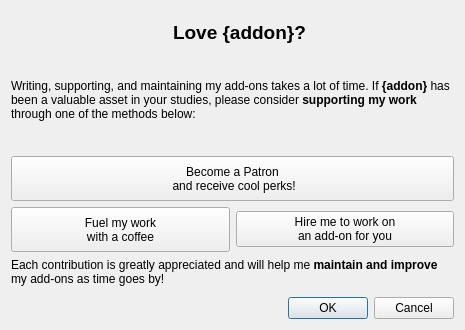
This is designer/contrib.ui in glutanimate/review-heatmap as Qt 5 draws it before an edit. The edited form follows.
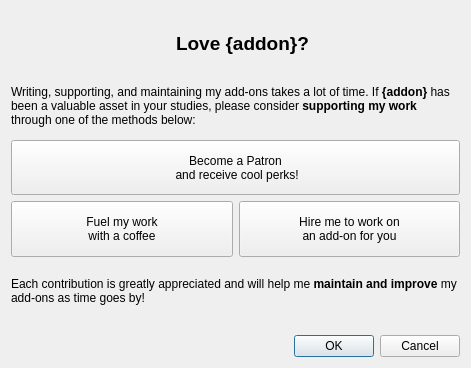
This is the edited form. Icons and pictures are not drawn.

```diff
--- a/designer/contrib.ui
+++ b/designer/contrib.ui
@@ -6,8 +6,8 @@
    <rect>
     <x>0</x>
     <y>0</y>
-    <width>465</width>
-    <height>330</height>
+    <width>471</width>
+    <height>368</height>
    </rect>
   </property>
   <property name="windowTitle">
@@ -15,13 +15,13 @@
   </property>
   <layout class="QVBoxLayout" name="verticalLayout">
    <item>
-    <layout class="QVBoxLayout" name="contribLayout" stretch="0,1,0,2,0">
+    <layout class="QVBoxLayout" name="contribLayout">
      <property name="topMargin">
-      <number>10</number>
-     </property>
-     <property name="bottomMargin">
       <number>5</number>
      </property>
+     <property name="bottomMargin">
+      <number>10</number>
+     </property>
      <item>
       <layout class="QHBoxLayout" name="horizontalLayout_3">
        <item>
@@ -83,6 +83,12 @@
      </item>
      <item>
       <widget class="QLabel" name="labHeader">
+       <property name="sizePolicy">
+        <sizepolicy hsizetype="Minimum" vsizetype="Minimum">
+         <horstretch>0</horstretch>
+         <verstretch>0</verstretch>
+        </sizepolicy>
+       </property>
        <property name="text">
         <string>&lt;html&gt;&lt;head/&gt;&lt;body&gt;&lt;p&gt;Writing, supporting, and maintaining my add-ons takes a lot of time. If &lt;span style=&quot; font-weight:600;&quot;&gt;{addon}&lt;/span&gt; has been a valuable asset in your studies, please consider &lt;span style=&quot; font-weight:600;&quot;&gt;supporting my work&lt;/span&gt; through one of the methods below:&lt;/p&gt;&lt;/body&gt;&lt;/html&gt;</string>
        </property>
@@ -94,24 +100,11 @@
      <item>
       <widget class="QPushButton" name="btnPatreon">
        <property name="sizePolicy">
-        <sizepolicy hsizetype="Minimum" vsizetype="Minimum">
+        <sizepolicy hsizetype="Expanding" vsizetype="Minimum">
          <horstretch>0</horstretch>
          <verstretch>0</verstretch>
         </sizepolicy>
        </property>
-       <property name="minimumSize">
-        <size>
-         <width>160</width>
-         <height>45</height>
-        </size>
-       </property>
-       <property name="font">
-        <font>
-         <weight>50</weight>
-         <italic>false</italic>
-         <bold>false</bold>
-        </font>
-       </property>
        <property name="toolTip">
         <string>Perks include access to Patron-only add-ons, &lt;br&gt;exclusive blog posts, mentions in the credits, and more!</string>
        </property>
@@ -125,50 +118,22 @@
        </property>
        <property name="iconSize">
         <size>
-         <width>28</width>
-         <height>28</height>
+         <width>42</width>
+         <height>42</height>
         </size>
        </property>
       </widget>
      </item>
      <item>
-      <layout class="QGridLayout" name="gridLayout_3" rowstretch="0">
-       <item row="0" column="1">
-        <widget class="QPushButton" name="btnMail">
-         <property name="toolTip">
-          <string>&lt;html&gt;Feel free to send me an email with your idea – be it a new add-on or feature in an existing add-on – and we can work things out.&lt;/html&gt;</string>
-         </property>
-         <property name="text">
-          <string>Hire me to work on
-an add-on for you</string>
-         </property>
-         <property name="icon">
-          <iconset resource="icons.qrc">
-           <normaloff>:/review_heatmap/icons/email.svg</normaloff>:/review_heatmap/icons/email.svg</iconset>
-         </property>
-        </widget>
-       </item>
-       <item row="0" column="0">
+      <layout class="QHBoxLayout" name="horizontalLayout">
+       <item>
         <widget class="QPushButton" name="btnCoffee">
          <property name="sizePolicy">
-          <sizepolicy hsizetype="Minimum" vsizetype="Minimum">
+          <sizepolicy hsizetype="Expanding" vsizetype="Minimum">
            <horstretch>0</horstretch>
            <verstretch>0</verstretch>
           </sizepolicy>
          </property>
-         <property name="minimumSize">
-          <size>
-           <width>160</width>
-           <height>45</height>
-          </size>
-         </property>
-         <property name="font">
-          <font>
-           <weight>50</weight>
-           <italic>false</italic>
-           <bold>false</bold>
-          </font>
-         </property>
          <property name="toolTip">
           <string>Each coffee helps. Thank you!</string>
          </property>
@@ -188,10 +153,43 @@
          </property>
         </widget>
        </item>
+       <item>
+        <widget class="QPushButton" name="btnMail">
+         <property name="sizePolicy">
+          <sizepolicy hsizetype="Expanding" vsizetype="Minimum">
+           <horstretch>0</horstretch>
+           <verstretch>0</verstretch>
+          </sizepolicy>
+         </property>
+         <property name="toolTip">
+          <string>&lt;html&gt;Feel free to send me an email with your idea – be it a new add-on or feature in an existing add-on – and we can work things out.&lt;/html&gt;</string>
+         </property>
+         <property name="text">
+          <string>Hire me to work on
+an add-on for you</string>
+         </property>
+         <property name="icon">
+          <iconset resource="icons.qrc">
+           <normaloff>:/review_heatmap/icons/email.svg</normaloff>:/review_heatmap/icons/email.svg</iconset>
+         </property>
+         <property name="iconSize">
+          <size>
+           <width>32</width>
+           <height>14</height>
+          </size>
+         </property>
+        </widget>
+       </item>
       </layout>
      </item>
      <item>
       <widget class="QLabel" name="labFooter">
+       <property name="sizePolicy">
+        <sizepolicy hsizetype="Minimum" vsizetype="Minimum">
+         <horstretch>0</horstretch>
+         <verstretch>0</verstretch>
+        </sizepolicy>
+       </property>
        <property name="text">
         <string>&lt;html&gt;&lt;head/&gt;&lt;body&gt;&lt;p&gt;Each contribution is greatly appreciated and will help me &lt;span style=&quot; font-weight:600;&quot;&gt;maintain and improve&lt;/span&gt; my add-ons as time goes by!&lt;/p&gt;&lt;/body&gt;&lt;/html&gt;</string>
        </property>
```
Left out of the diff: 2 changed lines with no effect on the pictures.
